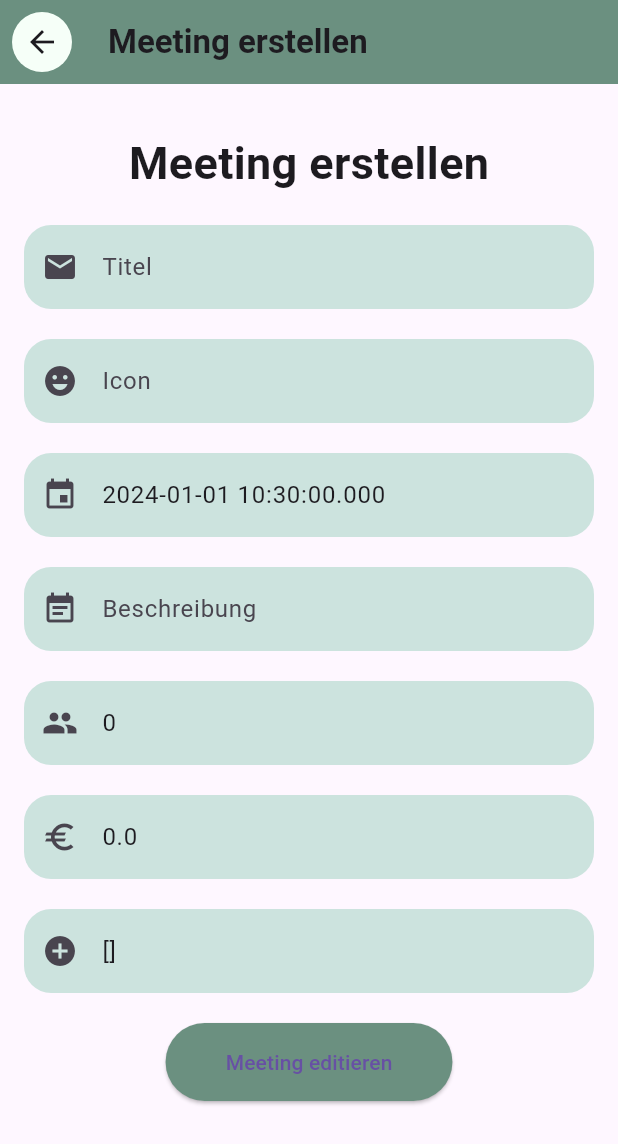
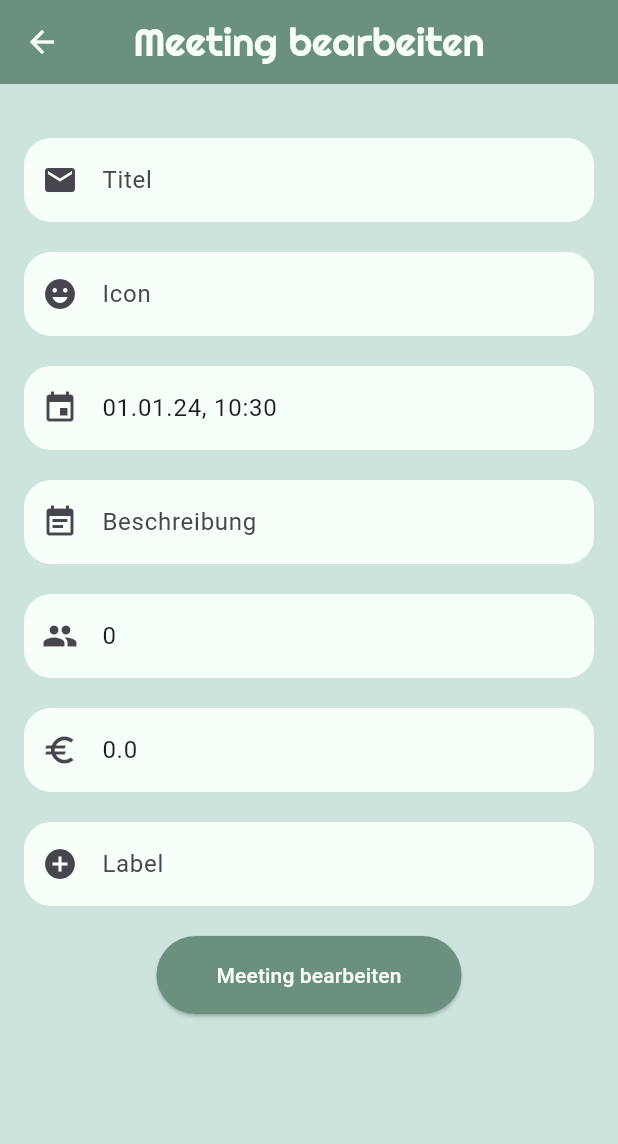
Before and after one commit to mclovin108/mUNIted, a Flutter app: the EditMeetingPage screen opened directly with empty values, on a phone screen of 412 x 824 dp. Shown: the top 1144 px of the screen. Run offline on Flutter 3.47's test engine with Material 3 defaults, Android fonts, the phone set to English and light mode, and no system bars; missing offline and left inert: dart:ffi; network calls fail.

Commit message:
fix: Fix everything

```diff
--- a/frontend/lib/Screens/EditMeeting/edit_meeting_screen.dart
+++ b/frontend/lib/Screens/EditMeeting/edit_meeting_screen.dart
@@ -1,6 +1,7 @@
 import 'package:emoji_picker_flutter/emoji_picker_flutter.dart';
 import 'package:flutter/material.dart';
 import 'package:http/http.dart' as http;
+import 'package:intl/intl.dart';
 import 'package:munited/Backend/backend.dart';
 import 'package:munited/constants.dart';
 import 'package:munited/model/meeting.dart';
@@ -45,8 +46,6 @@ class _EditMeetingPageState extends State<EditMeetingPage> {
   final TextEditingController _costsController = TextEditingController();
   final TextEditingController _labelsController = TextEditingController();
 
-
-
   void _showEmojiPicker() {
     showDialog(
       context: context,
@@ -64,35 +63,33 @@ class _EditMeetingPageState extends State<EditMeetingPage> {
 
   @override
   Widget build(BuildContext context) {
-
     _titleController.text = _meeting.title;
     _iconController.text = _meeting.icon;
-    _startController.text = _meeting.start.toString();
     _startDateTime = _meeting.start;
+    _startController.text =
+        DateFormat('dd.MM.yy, HH:mm').format(_startDateTime);
     _descriptionController.text = _meeting.description;
     _maxVisitorsController.text = _meeting.maxVisitors.toString();
     _costsController.text = _meeting.costs.toString();
-    _labelsController.text = _meeting.labels.toString();
-
+    _labelsController.text = '';
+    if (!(_meeting.labels == null || _meeting.labels!.isEmpty)) {
+      _labelsController.text = _meeting.labels.toString();
+    }
+    ;
 
     return Scaffold(
       appBar: AppBar(
         backgroundColor: kPrimaryDarkColor,
         title: const Text(
-          'Meeting erstellen',
+          'Meeting bearbeiten',
           style: TextStyle(
-            fontWeight: FontWeight.bold,
+            fontWeight: FontWeight.w500,
+            fontFamily: 'Righteous',
+            fontSize: 26,
           ),
         ),
-        leading: BackButton(
-          style: ButtonStyle(
-            backgroundColor: MaterialStatePropertyAll<Color>(kPrimaryLightColor),
-            alignment: Alignment.topLeft
-            ),
-          onPressed: () {
-            Navigator.pop(context);
-          },
-        ),
+        centerTitle: true,
+        foregroundColor: kPrimaryLightColor,
       ),
       body: SingleChildScrollView(
           child: Padding(
@@ -103,14 +100,6 @@ class _EditMeetingPageState extends State<EditMeetingPage> {
             children: <Widget>[
               Column(
                 children: <Widget>[
-                  const SizedBox(height: 15.0),
-                  const Text(
-                    "Meeting erstellen",
-                    style: TextStyle(
-                      fontSize: 30,
-                      fontWeight: FontWeight.bold,
-                    ),
-                  ),
                   const SizedBox(
                     height: 20,
                   ),
@@ -125,7 +114,7 @@ class _EditMeetingPageState extends State<EditMeetingPage> {
                     border: OutlineInputBorder(
                         borderRadius: BorderRadius.circular(18),
                         borderSide: BorderSide.none),
-                    fillColor: kPrimaryColor,
+                    fillColor: kPrimaryLightColor,
                     filled: true,
                     prefixIcon: const Icon(Icons.mail)),
                 validator: (value) {
@@ -145,7 +134,7 @@ class _EditMeetingPageState extends State<EditMeetingPage> {
                   border: OutlineInputBorder(
                       borderRadius: BorderRadius.circular(18),
                       borderSide: BorderSide.none),
-                  fillColor: kPrimaryColor,
+                  fillColor: kPrimaryLightColor,
                   filled: true,
                   prefixIcon: IconButton(
                     icon: Icon(Icons.emoji_emotions),
@@ -185,7 +174,8 @@ class _EditMeetingPageState extends State<EditMeetingPage> {
                         selectedTime.hour,
                         selectedTime.minute,
                       );
-                      _startController.text = _startDateTime.toString();
+                      _startController.text =
+                          DateFormat('dd.MM.yy, HH:mm').format(_startDateTime);
                     }
                   }
                 },
@@ -198,7 +188,7 @@ class _EditMeetingPageState extends State<EditMeetingPage> {
                         border: OutlineInputBorder(
                             borderRadius: BorderRadius.circular(18),
                             borderSide: BorderSide.none),
-                        fillColor: kPrimaryColor,
+                        fillColor: kPrimaryLightColor,
                         filled: true,
                         prefixIcon: const Icon(Icons.event)),
                     validator: (value) {
@@ -220,7 +210,7 @@ class _EditMeetingPageState extends State<EditMeetingPage> {
                     border: OutlineInputBorder(
                         borderRadius: BorderRadius.circular(18),
                         borderSide: BorderSide.none),
-                    fillColor: kPrimaryColor,
+                    fillColor: kPrimaryLightColor,
                     filled: true,
                     prefixIcon: const Icon(Icons.event_note)),
                 validator: (value) {
@@ -239,7 +229,7 @@ class _EditMeetingPageState extends State<EditMeetingPage> {
                     border: OutlineInputBorder(
                         borderRadius: BorderRadius.circular(18),
                         borderSide: BorderSide.none),
-                    fillColor: kPrimaryColor,
+                    fillColor: kPrimaryLightColor,
                     filled: true,
                     prefixIcon: const Icon(Icons.people)),
                 keyboardType: TextInputType.number,
@@ -253,7 +243,7 @@ class _EditMeetingPageState extends State<EditMeetingPage> {
                     border: OutlineInputBorder(
                         borderRadius: BorderRadius.circular(18),
                         borderSide: BorderSide.none),
-                    fillColor: kPrimaryColor,
+                    fillColor: kPrimaryLightColor,
                     filled: true,
                     prefixIcon: const Icon(Icons.euro)),
                 keyboardType: TextInputType.number,
@@ -263,35 +253,52 @@ class _EditMeetingPageState extends State<EditMeetingPage> {
                 key: Key("labels"),
                 controller: _labelsController,
                 decoration: InputDecoration(
-                    hintText: "Labels",
+                    hintText: "Label",
                     border: OutlineInputBorder(
                         borderRadius: BorderRadius.circular(18),
                         borderSide: BorderSide.none),
-                    fillColor: kPrimaryColor,
+                    fillColor: kPrimaryLightColor,
                     filled: true,
                     prefixIcon: const Icon(Icons.add_circle)),
               ),
               const SizedBox(height: 20),
               ElevatedButton(
                 onPressed: () {
-                  if (_formKey.currentState!.validate()) {
-                    // Formular ist gültig, Meeting erstellen
-                    editMeeting(_meeting.id);
-                    Navigator.pushNamed(context, '/dash');
-                  }
+                  editMeeting(_meeting.id);
+                              showDialog(
+                                context: context,
+                                builder: (context) {
+                                  return AlertDialog(
+                                    backgroundColor: Colors.white,
+                                    title: Text("Meeting erfolgreich bearbeitet"),
+                                    actions: [
+                                      TextButton(
+                                        onPressed: () {
+                                          Navigator.pop(context);
+                                          Navigator.pop(context);
+                                          Navigator.pop(context);
+                                        },
+                                        child: Text('OK'),
+                                      ),
+                                    ],
+                                  );
+                                },
+                              );
                 },
-                child: Text('Meeting editieren'),
+                child: Text('Meeting bearbeiten'),
                 style: ElevatedButton.styleFrom(
                   shape: const StadiumBorder(),
                   padding:
                       const EdgeInsets.symmetric(vertical: 16, horizontal: 40),
                   backgroundColor: kPrimaryDarkColor,
+                  foregroundColor: kPrimaryLightColor,
                 ),
               ),
             ],
           ),
         ),
       )),
+      backgroundColor: kPrimaryColor,
     );
   }
 
@@ -307,7 +314,7 @@ class _EditMeetingPageState extends State<EditMeetingPage> {
               id,
               _titleController.text,
               _iconController.text,
-              DateTime.parse(_startController.text),
+              DateTime.parse(_startDateTime.toString()),
               _descriptionController.text,
               int.tryParse(_maxVisitorsController.text),
               double.tryParse(_costsController.text),
@@ -316,8 +323,6 @@ class _EditMeetingPageState extends State<EditMeetingPage> {
                   : null,
               creator,
               _meeting.visitors);
-          Navigator.pop(context, true);
-
           print('Meeting updated successfully');
         } catch (e) {
           print('Failed to update meeting: $e');
--- a/frontend/lib/Screens/Login/login_screen.dart
+++ b/frontend/lib/Screens/Login/login_screen.dart
@@ -156,7 +156,7 @@ class _LoginPageState extends State<LoginPage> {
                         },
                         child: const Text(
                           "Login",
-                          style: TextStyle(fontSize: 20),
+                          style: TextStyle(fontSize: 20, color: kPrimaryLightColor),
                         ),
                         style: ElevatedButton.styleFrom(
                           shape: const StadiumBorder(),
--- a/frontend/lib/Screens/Signup/signup_screen.dart
+++ b/frontend/lib/Screens/Signup/signup_screen.dart
@@ -221,7 +221,7 @@ class _SignupPageState extends State<SignupPage> {
                         },
                         child: const Text(
                           "Registrieren",
-                          style: TextStyle(fontSize: 20),
+                          style: TextStyle(fontSize: 20, color: kPrimaryLightColor),
                         ),
                         style: ElevatedButton.styleFrom(
                           shape: const StadiumBorder(),
```
Also changed, not shown: frontend/lib/Backend/backend.dart (+3 -4 lines), frontend/lib/Screens/Dashboard/dashboard.dart (+7 -6 lines), frontend/lib/Screens/Detail/detailpage.dart (+49 -18 lines).
